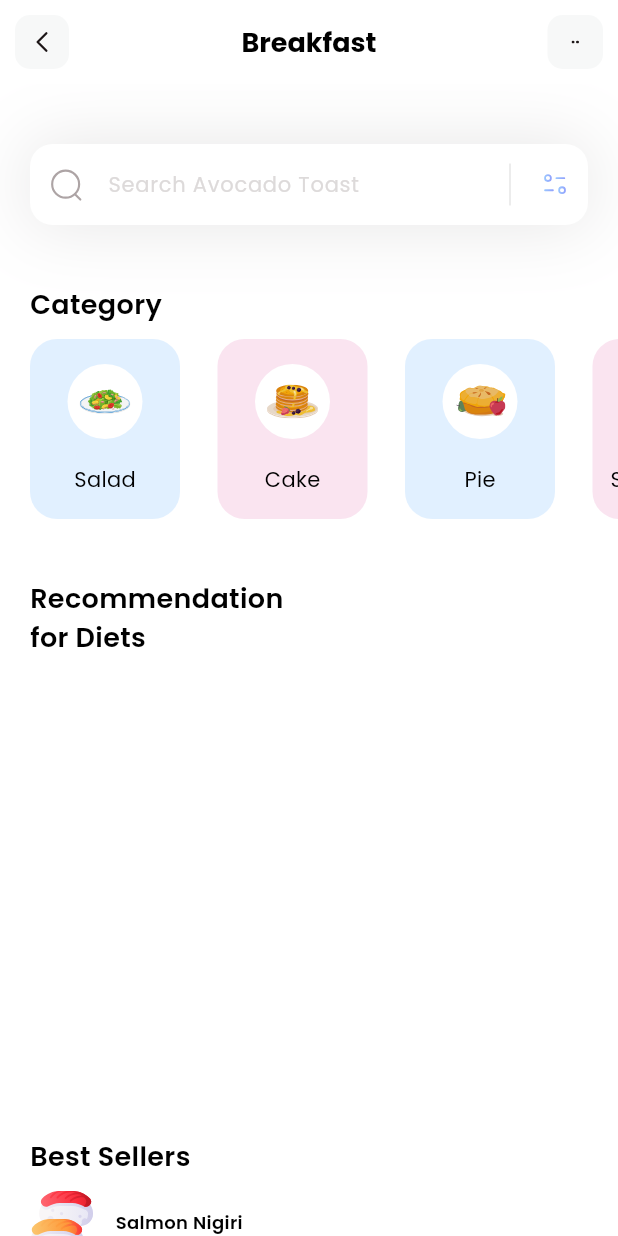
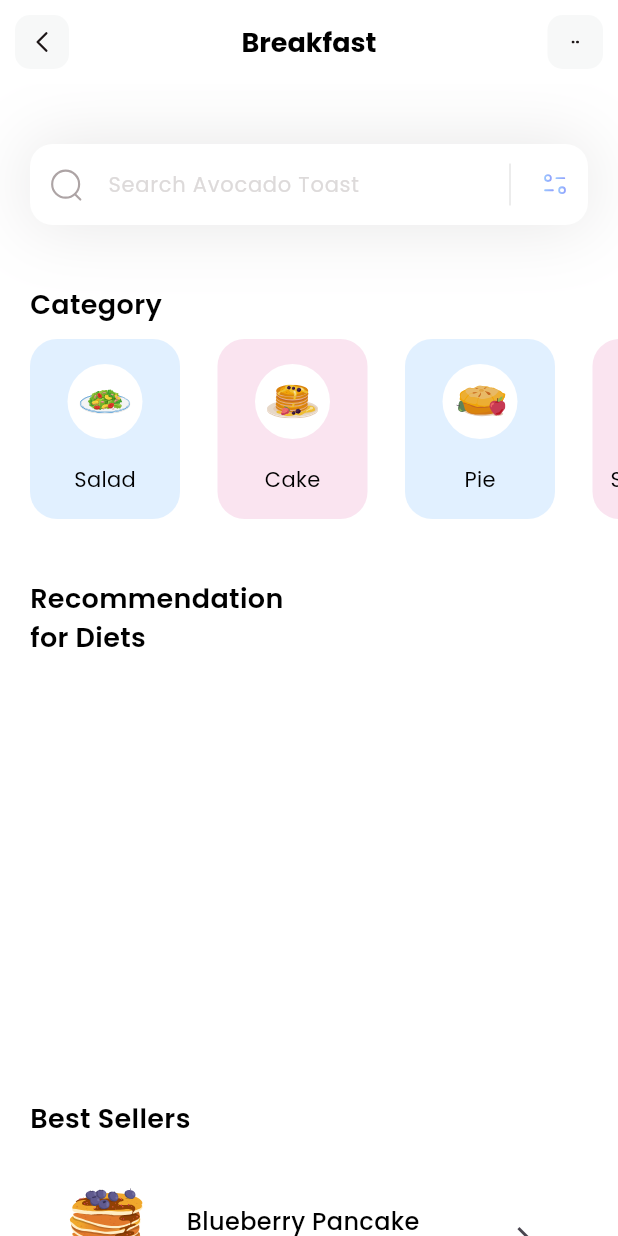
Before and after one commit to Zaidshaikh-1/landing_page_01, a Flutter app: the screen it shows after launch, on a phone screen of 412 x 824 dp. Run offline on Flutter 3.47's test engine with Material 3 defaults, Android fonts, the phone set to English and light mode, and no system bars; our stand-ins replace flutter_svg.

Commit message:
Best Seller section done

```diff
--- a/lib/Pages/home.dart
+++ b/lib/Pages/home.dart
@@ -2,6 +2,7 @@ import 'package:flutter/material.dart';
 import 'package:flutter_svg/flutter_svg.dart';
 import 'package:landing_page_01/models/category_model.dart';
 import 'package:landing_page_01/models/diet_recomendation.dart';
+import 'package:landing_page_01/models/popular_model.dart';
 
 class HomePage extends StatefulWidget {
    HomePage({super.key});
@@ -13,10 +14,12 @@ class HomePage extends StatefulWidget {
 class _HomePageState extends State<HomePage> {
   List<CategoryModel> categories = [];
   List<DietModel> diets = [];
+  List<PopularDietsModel> popularDiets = [];
 
   void _getInitialInfo() {
     categories = CategoryModel.getCategories();
     diets = DietModel.getDiets();
+    popularDiets = PopularDietsModel.getPopularDiets();
   }
 
   @override
@@ -38,7 +41,7 @@ class _HomePageState extends State<HomePage> {
           const SizedBox(height: 40,),
           _dietSection(),
           const SizedBox(height: 40,),
-          SizedBox(height: 25,),
+          // SizedBox(height: 40,),
           Column(
             crossAxisAlignment: CrossAxisAlignment.start,
             children: [
@@ -49,32 +52,76 @@ class _HomePageState extends State<HomePage> {
                   style: TextStyle(
                     color: Colors.black,
                     fontSize: 18,
-                        fontWeight: FontWeight.w600
+                    fontWeight: FontWeight.w600,
                   ),
                 ),
               ),
-              SizedBox(height: 10,),
-              Container(
+              SizedBox(height: 15,),
+              ListView.separated(
+                  itemCount: popularDiets.length,
+                  shrinkWrap: true,
+                  separatorBuilder: (context, index) => SizedBox(height: 25,),
+                  padding: EdgeInsets.only(
+                    left: 20,
+                    right: 20,
+                  ),
+                  itemBuilder: (context, index) {
+                    return Container(
+                      // color: Colors.blue,
+                      height: 100,
                       child: Row(
+                        mainAxisAlignment: MainAxisAlignment.spaceEvenly,
                         children: [
-                    Padding(
-                      padding: const EdgeInsets.only(left: 20),
-                      child: SvgPicture.asset('assets/icons/salmon-nigiri.svg'),
+                          SvgPicture.asset(
+                              popularDiets[index].iconPath,
+                              height: 65,
+                              width: 65,
                           ),
-                    SizedBox(width: 15,),
+                          Column(
+                            mainAxisAlignment: MainAxisAlignment.center,
+                            crossAxisAlignment: CrossAxisAlignment.start,
+                            children: [
                               Text(
-                      'Salmon Nigiri',
+                                popularDiets[index].name,
                                 style: TextStyle(
                                   color: Colors.black,
-                          fontSize: 12,
-                          fontWeight: FontWeight.w600
+                                  fontWeight: FontWeight.w500,
+                                  fontSize: 16,
                                 ),
+                              ),
+                              Text(
+                                popularDiets[index].level + ' | ' + popularDiets[index].duration + ' | ' + popularDiets[index].calorie,
+                                style: TextStyle(
+                                  color: Color(0xff7B6F72),
+                                  fontWeight: FontWeight.w400,
+                                  fontSize: 13,
+                                ),
+                              )
+                            ],
+                          ),
+                          IconButton(
+                              onPressed: () {},
+                              icon: Icon(Icons.chevron_right),
                           ),
                         ],
                       ),
+                      decoration: BoxDecoration(
+                        color: Colors.white,
+                        borderRadius: BorderRadius.circular(16),
+                        boxShadow: [
+                          BoxShadow(
+                            color: Color(0xfff1D1617).withOpacity(0.07),
+                            offset: Offset(0, 10),
+                            blurRadius: 0
+                          )
+                        ]
+                      ),
+                    );
+                  },
               ),
             ],
           ),
+          SizedBox(height: 20,),
         ],
       ),
     );
--- /dev/null
+++ b/lib/models/popular_model.dart
@@ -0,0 +1,45 @@
+class PopularDietsModel {
+  String name;
+  String iconPath;
+  String level;
+  String duration;
+  String calorie;
+  bool boxIsSelected;
+
+  PopularDietsModel({
+    required this.name,
+    required this.iconPath,
+    required this.level,
+    required this.duration,
+    required this.calorie,
+    required this.boxIsSelected
+  });
+
+  static List < PopularDietsModel > getPopularDiets() {
+    List < PopularDietsModel > popularDiets = [];
+
+    popularDiets.add(
+        PopularDietsModel(
+          name: 'Blueberry Pancake',
+          iconPath: 'assets/icons/blueberry-pancake.svg',
+          level: 'Medium',
+          duration: '30mins',
+          calorie: '230kCal',
+          boxIsSelected: true,
+        )
+    );
+
+    popularDiets.add(
+        PopularDietsModel(
+          name: 'Salmon Nigiri',
+          iconPath: 'assets/icons/salmon-nigiri.svg',
+          level: 'Easy',
+          duration: '20mins',
+          calorie: '120kCal',
+          boxIsSelected: false,
+        )
+    );
+
+    return popularDiets;
+  }
+}
```
Lines whose indentation alone changed are shown as unchanged.
